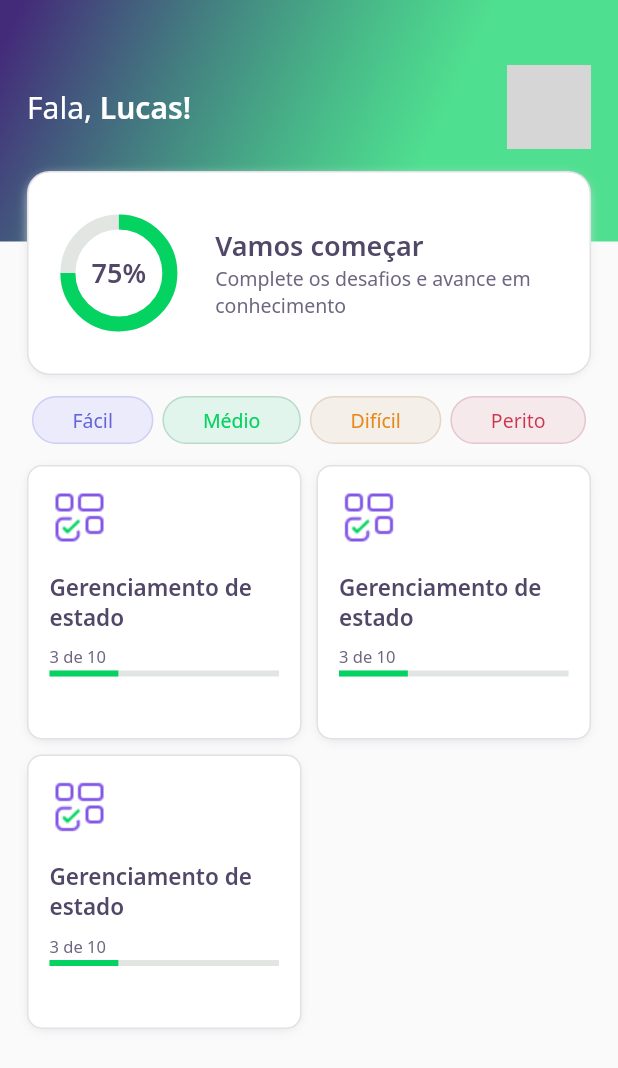
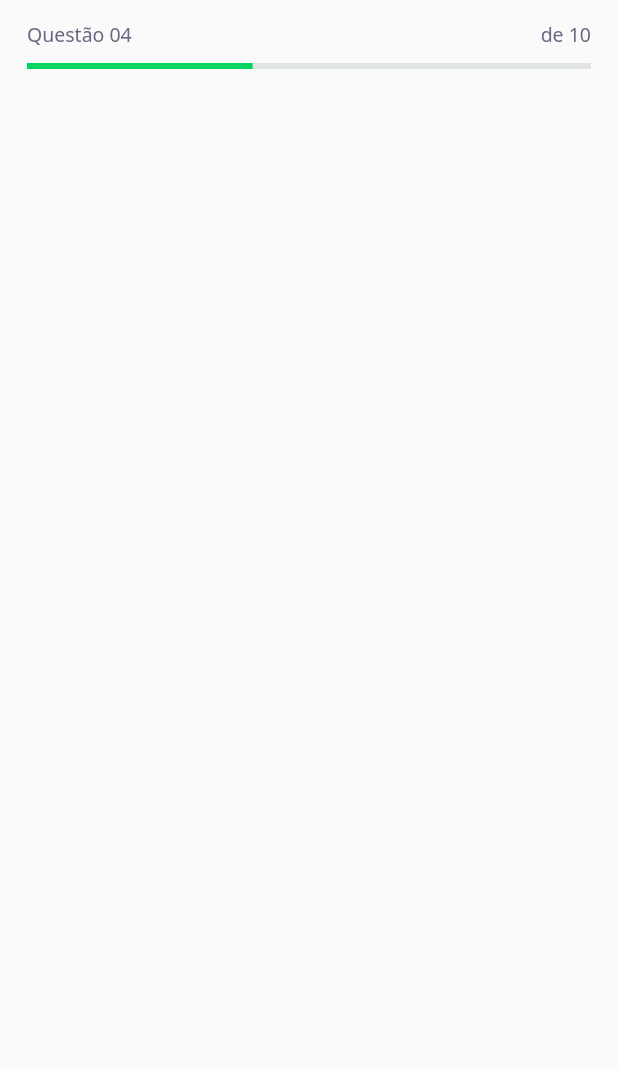
Before and after one commit to LucasHang/devquiz, a Flutter app: the screen it shows after launch, on a phone screen of 412 x 824 dp. Shown: the top 1068 px of the screen. Run offline on Flutter 3.47's test engine with Material 2 defaults, Android fonts, the phone set to English and light mode, and no system bars; our stand-ins replace google_fonts; grey boxes are pictures that could not be loaded.

Commit message:
feat: initialized challengePage

```diff
--- /dev/null
+++ b/lib/challenge/challenge_page.dart
@@ -0,0 +1,24 @@
+import 'package:devquiz/challenge/widgets/question_indicator/question_indicator_widget.dart';
+import 'package:flutter/material.dart';
+
+class ChallengePage extends StatefulWidget {
+  ChallengePage({Key? key}) : super(key: key);
+
+  @override
+  _ChallengePageState createState() => _ChallengePageState();
+}
+
+class _ChallengePageState extends State<ChallengePage> {
+  @override
+  Widget build(BuildContext context) {
+    return Scaffold(
+      appBar: PreferredSize(
+        preferredSize: Size.fromHeight(60),
+        child: SafeArea(
+          top: true,
+          child: QuestionIndicatorWidget(),
+        ),
+      ),
+    );
+  }
+}
--- /dev/null
+++ b/lib/challenge/widgets/question_indicator/question_indicator_widget.dart
@@ -0,0 +1,28 @@
+import 'package:devquiz/core/app_text_styles.dart';
+import 'package:devquiz/shared/widgets/progress_indicator/progress_indicator_widget.dart';
+import 'package:flutter/material.dart';
+
+class QuestionIndicatorWidget extends StatelessWidget {
+  @override
+  Widget build(BuildContext context) {
+    return Container(
+      padding: const EdgeInsets.symmetric(horizontal: 18),
+      child: Column(
+        mainAxisAlignment: MainAxisAlignment.center,
+        children: [
+          Row(
+            mainAxisAlignment: MainAxisAlignment.spaceBetween,
+            children: [
+              Text("Questão 04", style: AppTextStyles.body,),
+              Text("de 10", style: AppTextStyles.body,),
+            ],
+          ),
+          SizedBox(height: 10,),
+          ProgressIndicatorWidget(
+            value: 0.4,
+          ),
+        ],
+      ),
+    );
+  }
+}
--- a/lib/core/app_widget.dart
+++ b/lib/core/app_widget.dart
@@ -1,5 +1,6 @@
 // import 'package:devquiz/home/home_page.dart';
 // import 'package:devquiz/splash/splash_page.dart';
+import 'package:devquiz/challenge/challenge_page.dart';
 import 'package:devquiz/home/home_page.dart';
 import 'package:flutter/material.dart';
 
@@ -8,7 +9,8 @@ class AppWidget extends StatelessWidget {
   Widget build(BuildContext context) {
     return MaterialApp(
       title: "DevQuiz",
-      home: HomePage(),
+      // home: HomePage(),
+      home: ChallengePage(),
     );
   }
 }
--- a/lib/home/widgets/level_button/level_button_widget.dart
+++ b/lib/home/widgets/level_button/level_button_widget.dart
@@ -1,5 +1,4 @@
 import 'package:devquiz/core/app_colors.dart';
-import 'package:devquiz/core/app_text_styles.dart';
 import 'package:flutter/material.dart';
 import 'package:google_fonts/google_fonts.dart';
 
--- a/lib/home/widgets/quiz_card/quiz_card_widget.dart
+++ b/lib/home/widgets/quiz_card/quiz_card_widget.dart
@@ -1,6 +1,7 @@
 import 'package:devquiz/core/app_colors.dart';
 import 'package:devquiz/core/app_images.dart';
 import 'package:devquiz/core/app_text_styles.dart';
+import 'package:devquiz/shared/widgets/progress_indicator/progress_indicator_widget.dart';
 import 'package:flutter/material.dart';
 
 class QuizCardWidget extends StatelessWidget {
@@ -42,10 +43,8 @@ class QuizCardWidget extends StatelessWidget {
             style: AppTextStyles.body11
           ),
           SizedBox(height: 2,),
-          LinearProgressIndicator(
+          ProgressIndicatorWidget(
             value: 0.3,
-            backgroundColor: AppColors.chartSecondary,
-            valueColor: AlwaysStoppedAnimation<Color>(AppColors.chartPrimary),
           ),
         ],
       ),
--- /dev/null
+++ b/lib/shared/widgets/progress_indicator/progress_indicator_widget.dart
@@ -0,0 +1,16 @@
+import 'package:devquiz/core/app_colors.dart';
+import 'package:flutter/material.dart';
+
+class ProgressIndicatorWidget extends StatelessWidget {
+  final double value;
+  const ProgressIndicatorWidget({Key? key, required this.value}) : super(key: key);
+
+  @override
+  Widget build(BuildContext context) {
+    return LinearProgressIndicator(
+      value: value,
+      backgroundColor: AppColors.chartSecondary,
+      valueColor: AlwaysStoppedAnimation<Color>(AppColors.chartPrimary),
+    );
+  }
+}
```
